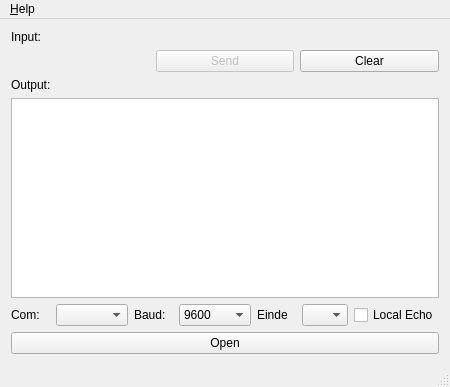
This is serialwrite.ui in 4ilo/serialWrite as Qt 5 draws it before an edit. The edited form follows.
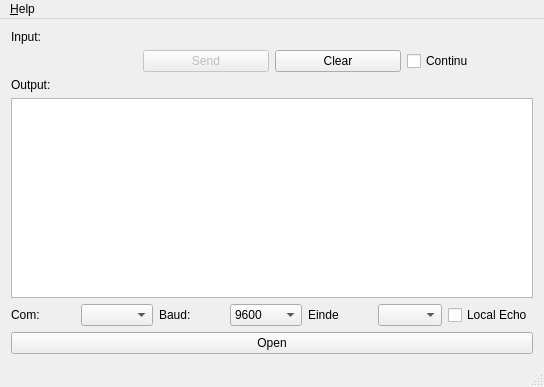
This is the edited form. Custom widgets are drawn as their Qt base class.

Commit message: v2.1 added continue mode

Diff of the .ui file:
```diff
--- a/serialwrite.ui
+++ b/serialwrite.ui
@@ -6,7 +6,7 @@
    <rect>
     <x>0</x>
     <y>0</y>
-    <width>450</width>
+    <width>544</width>
     <height>387</height>
    </rect>
   </property>
@@ -44,6 +44,13 @@
         </property>
        </widget>
       </item>
+      <item>
+       <widget class="QCheckBox" name="input_continu">
+        <property name="text">
+         <string>Continu</string>
+        </property>
+       </widget>
+      </item>
      </layout>
     </item>
     <item>
@@ -179,7 +186,7 @@
     <rect>
      <x>0</x>
      <y>0</y>
-     <width>450</width>
+     <width>544</width>
      <height>22</height>
     </rect>
    </property>
```
The commit also changes 2 other files.
